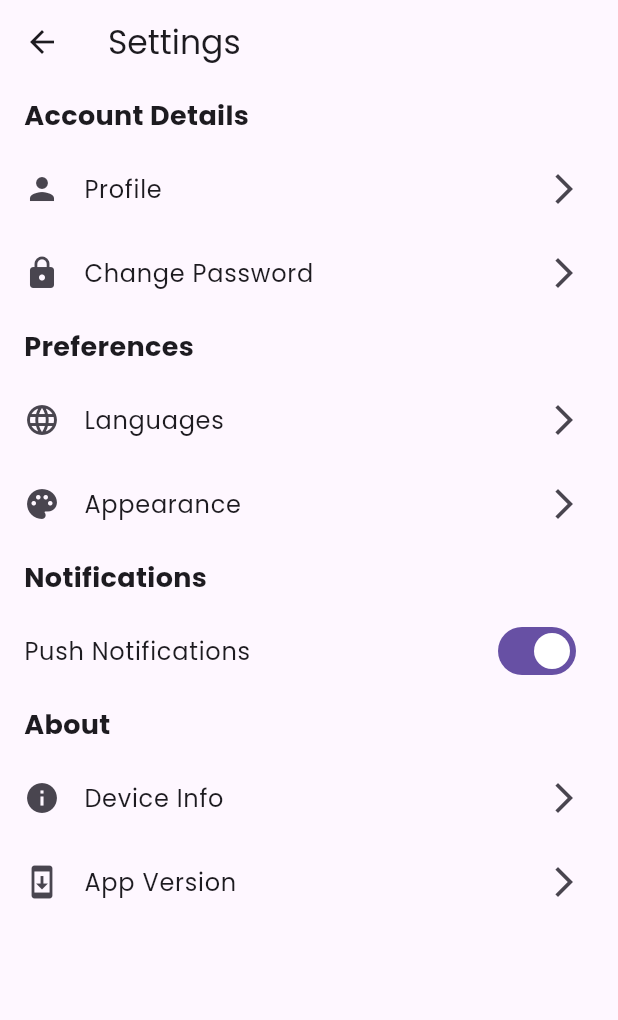
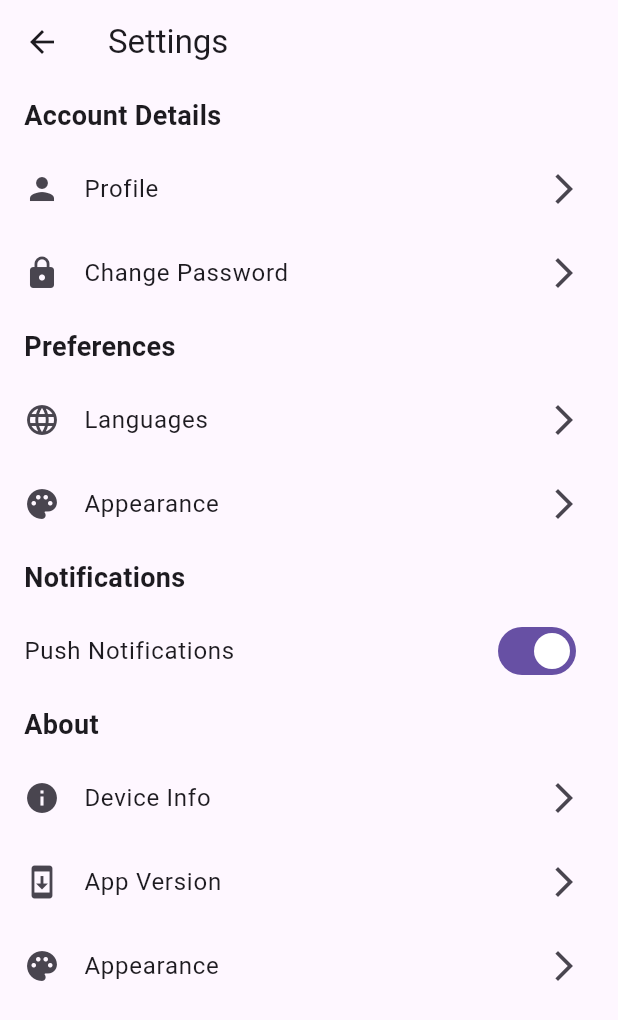
Before and after one commit to Crad-lers/Cradlers-App, a Flutter app: the screen it shows after launch, after a tap on "Sign In", after a tap on "App Settings", on a phone screen of 412 x 824 dp. Shown: the top 1020 px of the screen. Run offline on Flutter 3.47's test engine with Material 3 defaults, Android fonts, the phone set to English and light mode, and no system bars; our stand-ins replace camera, flutter_bloc, google_fonts, shared_preferences, shimmer.

Commit message:
feat/add dark mode

```diff
--- a/lib/main.dart
+++ b/lib/main.dart
@@ -1,60 +1,58 @@
 import 'package:flutter/material.dart';
+import 'package:provider/provider.dart';
+import 'theme_provider.dart';
+import 'screens/home_screen.dart';
+import 'screens/splash_screen.dart';
+import 'screens/login_screen.dart';
+import 'screens/signup_screen.dart';
+import 'screens/thank_you_screen.dart';
+import 'screens/device_list_screen.dart';
+import 'screens/add_device_screen.dart';
+import 'screens/app_settings.dart';
+import 'screens/changepasswordscreen.dart';
+import 'screens/profile_screen.dart';
+import 'screens/language_screen.dart';
+import 'screens/appearance_screen.dart';
 import 'package:google_fonts/google_fonts.dart';
-import 'splash_screen.dart';
-import 'thank_you_screen.dart';
-import 'login_screen.dart';
-import 'signup_screen.dart';
-import 'device_list_screen.dart';
-import 'home_screen.dart';
-import 'add_device_screen.dart';
-import 'app_settings.dart';
-import 'changepasswordscreen.dart';
-import 'profile_screen.dart';
-import 'language_screen.dart'; // Import LanguagesScreen
 
-void main() {
-  runApp(const CradlersApp());
+void main() async {
+  WidgetsFlutterBinding.ensureInitialized();
+  ThemeProvider themeProvider = ThemeProvider(ThemeData.light());
+  await themeProvider.loadThemeFromPrefs();
+  runApp(MyApp(themeProvider: themeProvider));
 }
 
-class CradlersApp extends StatelessWidget {
-  const CradlersApp({super.key});
+class MyApp extends StatelessWidget {
+  final ThemeProvider themeProvider;
+
+  const MyApp({Key? key, required this.themeProvider}) : super(key: key);
 
   @override
   Widget build(BuildContext context) {
+    return ChangeNotifierProvider<ThemeProvider>(
+      create: (_) => themeProvider,
+      child: Consumer<ThemeProvider>(
+        builder: (context, theme, _) {
           return MaterialApp(
             title: 'Cradlers',
-      theme: ThemeData(
-        primarySwatch: Colors.blue,
-        textTheme: GoogleFonts.poppinsTextTheme(
-          Theme.of(context).textTheme,
-        ),
-      ),
+            theme: theme.themeData,
             initialRoute: '/',
             routes: {
-        '/': (context) => const SplashScreen(),
-        '/login': (context) => const SignInScreen(),
-        '/signup': (context) => const SignUpScreen(),
-        '/home': (context) => const HomeScreen(),
-        '/thankyou': (context) => const ThankYouScreen(),
-        '/devices': (context) => const DeviceListScreen(),
-        '/addDevice': (context) => const AddDeviceScreen(),
-        '/settings': (context) => const AppSettingsScreen(),
+              '/': (context) => SplashScreen(),
+              '/login': (context) => SignInScreen(),
+              '/signup': (context) => SignUpScreen(),
+              '/home': (context) => HomeScreen(),
+              '/thankyou': (context) => ThankYouScreen(),
+              '/devices': (context) => DeviceListScreen(),
+              '/addDevice': (context) => AddDeviceScreen(),
+              '/settings': (context) => AppSettingsScreen(),
               '/changePassword': (context) => ChangePasswordScreen(),
               '/language': (context) => LanguagesScreen(),
+              '/appearance': (context) => AppearanceScreen(),
             },
-      onGenerateRoute: (settings) {
-        // Handling undefined routes:
-        return MaterialPageRoute(builder: (context) {
-          return Scaffold(
-            appBar: AppBar(
-              title: Text('Page Not Found'),
+          );
+        },
       ),
-            body: Center(
-              child: Text('No route defined for ${settings.name}'),
-            ),
-          );
-        });
-      },
     );
   }
 }
--- a/lib/app_settings.dart
+++ b/lib/screens/app_settings.dart
@@ -39,6 +39,10 @@ class AppSettingsScreen extends StatelessWidget {
           _buildListTile('App Version', Icons.system_update, () {
             Navigator.pushNamed(context, '/appversion');
           }),
+          _buildListTile('Appearance', Icons.palette, () {
+            Navigator.pushNamed(context, '/appearance');
+          }),
+
         ],
       ),
     );
--- a/lib/device_list_screen.dart
+++ b/lib/screens/device_list_screen.dart
@@ -1,6 +1,6 @@
 import 'package:flutter/material.dart';
 
-import 'DashboardScreen.dart';
+import '../DashboardScreen.dart';
 
 class DeviceListScreen extends StatelessWidget {
   const DeviceListScreen({super.key});
--- a/lib/login_screen.dart
+++ b/lib/screens/login_screen.dart
@@ -1,5 +1,5 @@
 import 'package:flutter/material.dart';
-import 'forgot_password_screen.dart';
+import '../forgot_password_screen.dart';
 
 class SignInScreen extends StatefulWidget {
   const SignInScreen({super.key});
--- a/lib/signup_screen.dart
+++ b/lib/screens/signup_screen.dart
@@ -1,5 +1,5 @@
 import 'package:flutter/material.dart';
-import 'forgot_password_screen.dart';
+import '../forgot_password_screen.dart';
 
 class SignUpScreen extends StatefulWidget {
   const SignUpScreen({super.key});
--- /dev/null
+++ b/lib/theme_provider.dart
@@ -0,0 +1,34 @@
+import 'package:flutter/material.dart';
+import 'package:shared_preferences/shared_preferences.dart';
+
+class ThemeProvider extends ChangeNotifier {
+  ThemeData _themeData;
+
+  ThemeProvider(this._themeData);
+
+  ThemeData get themeData => _themeData;
+
+  set themeData(ThemeData themeData) {
+    _themeData = themeData;
+    notifyListeners();
+  }
+
+  Future<void> toggleTheme(bool isDark) async {
+    var prefs = await SharedPreferences.getInstance();
+    if (isDark) {
+      _themeData = ThemeData.dark();
+      await prefs.setBool('isDarkMode', true);
+    } else {
+      _themeData = ThemeData.light();
+      await prefs.setBool('isDarkMode', false);
+    }
+    notifyListeners();
+  }
+
+  Future<void> loadThemeFromPrefs() async {
+    var prefs = await SharedPreferences.getInstance();
+    bool isDarkMode = prefs.getBool('isDarkMode') ?? false;
+    _themeData = isDarkMode ? ThemeData.dark() : ThemeData.light();
+    notifyListeners();
+  }
+}
--- a/pubspec.yaml
+++ b/pubspec.yaml
@@ -30,6 +30,7 @@ environment:
 dependencies:
   flutter:
     sdk: flutter
+  shared_preferences: ^2.0.15
   google_fonts: ^5.0.0
   flutter_bloc: ^8.1.3
   shimmer: ^3.0.0
```
Also changed, not shown: lib/appearance_screen.dart (deleted, +0 -13 lines), lib/screens/appearance_screen.dart (added, +24 -0 lines), lib/screens/add_device_screen.dart (renamed from lib/add_device_screen.dart), lib/screens/changepasswordscreen.dart (renamed from lib/changepasswordscreen.dart), lib/screens/home_screen.dart (renamed from lib/home_screen.dart), lib/screens/language_screen.dart (renamed from lib/language_screen.dart), lib/screens/profile_screen.dart (renamed from lib/profile_screen.dart), lib/screens/splash_screen.dart (renamed from lib/splash_screen.dart), lib/screens/thank_you_screen.dart (renamed from lib/thank_you_screen.dart), pubspec.lock, 1 other file. Lines whose indentation alone changed are shown as unchanged.
